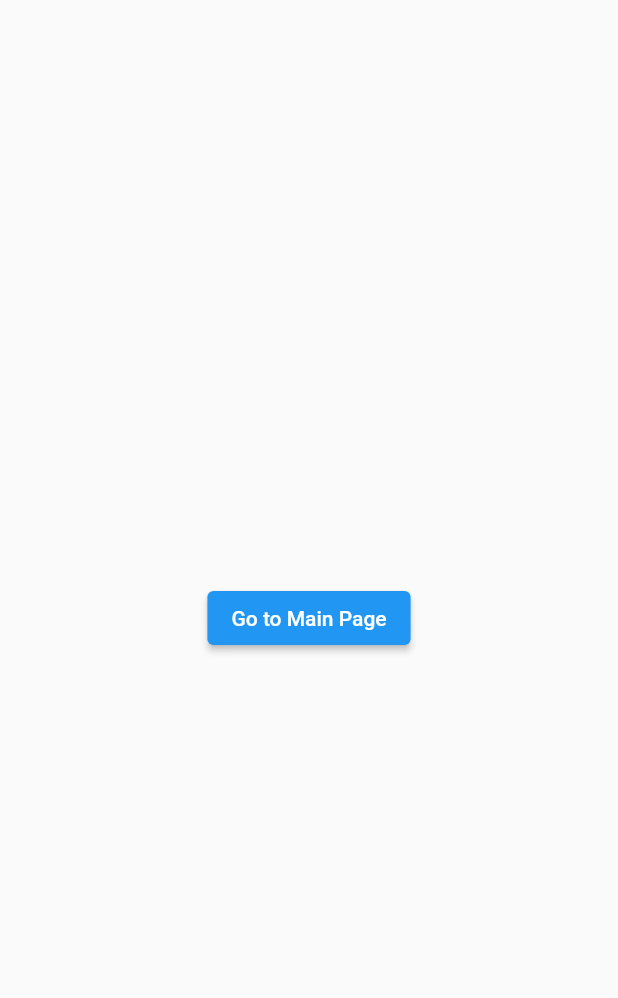
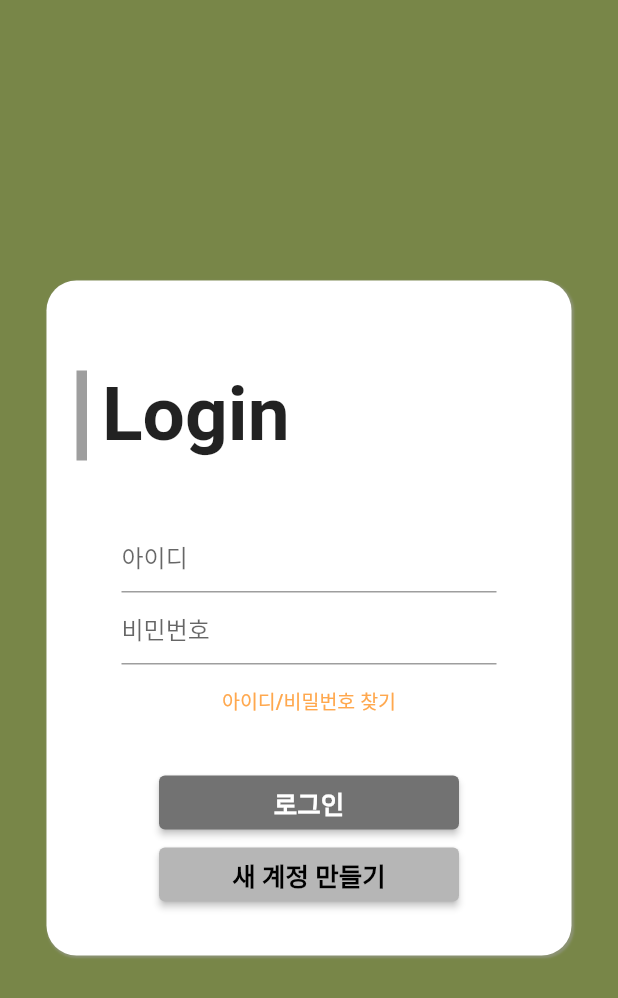
Before and after one commit to cej3827/ummmm, a Flutter app: the MyLogin screen opened directly, on a phone screen of 412 x 824 dp. Shown: the top 998 px of the screen. Run offline on Flutter 3.47's test engine with Material 2 defaults, Android fonts, the phone set to English and light mode, and no system bars; our stand-ins replace table_calendar, timer_builder; Roboto replaces fonts that are missing (cafe).

Commit message:
[front] 로그인창 그룹선택창 생성 앤나 연결

```diff
--- a/newflutter/lib/login.dart
+++ b/newflutter/lib/login.dart
@@ -1,10 +1,11 @@
 import 'package:flutter/material.dart';
+import 'package:newflutter/groupselect.dart';
 import 'package:newflutter/main.dart';
 import 'package:newflutter/question.dart';
 import 'style.dart' as style;
 import 'package:intl/date_symbol_data_local.dart';
 
-void main() async{
+void main() async {
   await initializeDateFormatting();
   runApp(MaterialApp(theme: style.theme, home: MyLogin()));
 }
@@ -19,16 +20,113 @@ class MyLogin extends StatefulWidget {
 class _MyLoginState extends State<MyLogin> {
   var tab = 0;
 
+  final loginId = TextEditingController();
+  final loginPw = TextEditingController();
+
   @override
   Widget build(BuildContext context) {
     return Scaffold(
+      backgroundColor: Color(0xFF788648),
       body: Center(
-        child: ElevatedButton(
-          onPressed: () {
-            Navigator.push(
-                context, MaterialPageRoute(builder: (_) => MyApp()));
-          },
-          child: Text("Go to Main Page"),
+        child: Column(
+          mainAxisAlignment: MainAxisAlignment.center,
+          children: [
+            Container(
+              decoration: BoxDecoration(
+                color: Colors.white,
+                borderRadius: BorderRadius.all(Radius.circular(20.0)),
+                boxShadow: [
+                  BoxShadow(
+                    color: Colors.grey.withOpacity(0.5),
+                    spreadRadius: 0.5,
+                    blurRadius: 0.5,
+                    offset: Offset(1, 1),
+                  )
+                ],
+              ),
+              width: 350,
+              height: 450,
+              child: Column(
+                children: [
+                  SizedBox(
+                    height: 60,
+                  ),
+                  Container(
+                    child: Row(
+                      children: [
+                        SizedBox(
+                          width: 20,
+                        ),
+                        Container(
+                          width: 7,
+                          height: 60,
+                          color: Colors.grey,
+                        ),
+                        SizedBox(
+                          width: 10,
+                        ),
+                        SizedBox(
+                          child: Text(
+                            'Login',
+                            style: TextStyle(
+                                fontWeight: FontWeight.bold, fontSize: 50),
+                          ),
+                        )
+                      ],
+                    ),
+                  ),
+                  SizedBox(
+                    height: 40,
+                  ),
+                  Container(
+                    padding: EdgeInsets.fromLTRB(50, 0, 50, 0),
+                    child: Column(
+                      children: [
+                        TextField(
+                          controller: loginId,
+                          decoration: InputDecoration(hintText: '아이디'),
+                        ),
+                        TextField(
+                          controller: loginPw,
+                          decoration: InputDecoration(hintText: '비민번호'),
+                        ),
+                        TextButton(
+                            onPressed: (){},
+                            child: Text('아이디/비밀번호 찾기',style: TextStyle(fontSize: 13,color: Color(0xFFFFA84E)),)
+                        )
+                      ],
+                    ),
+                  ),
+                  SizedBox(
+                    height: 20,
+                  ),
+                  Container(
+                    child: Column(
+                      children: [
+                        ElevatedButton(
+                            onPressed: () {
+                              Navigator.push(
+                                context,
+                                MaterialPageRoute(builder: (context)=>const groupSelect())
+                              );
+                            },
+                            child: Text('로그인',style: TextStyle(fontSize:17,color: Colors.white,fontWeight: FontWeight.bold),),
+                            style: ElevatedButton.styleFrom(backgroundColor: Color(
+                                0xFF727272),fixedSize: Size(200, 30))
+                        ),
+                        ElevatedButton(
+                            onPressed: () {},
+                            child: Text('새 계정 만들기',style: TextStyle(fontSize:17,color: Colors.black,fontWeight: FontWeight.bold),),
+                            style: ElevatedButton.styleFrom(backgroundColor: Color(
+                                0xFFB6B6B6),fixedSize: Size(200, 30))
+                        ),
+                      ],
+                    ),
+                  ),
+                ],
+              ),
+            ),
+          ],
         ),
       ),
     );
```
Also changed, not shown: newflutter/lib/groupselect.dart (added, +76 -0 lines).
